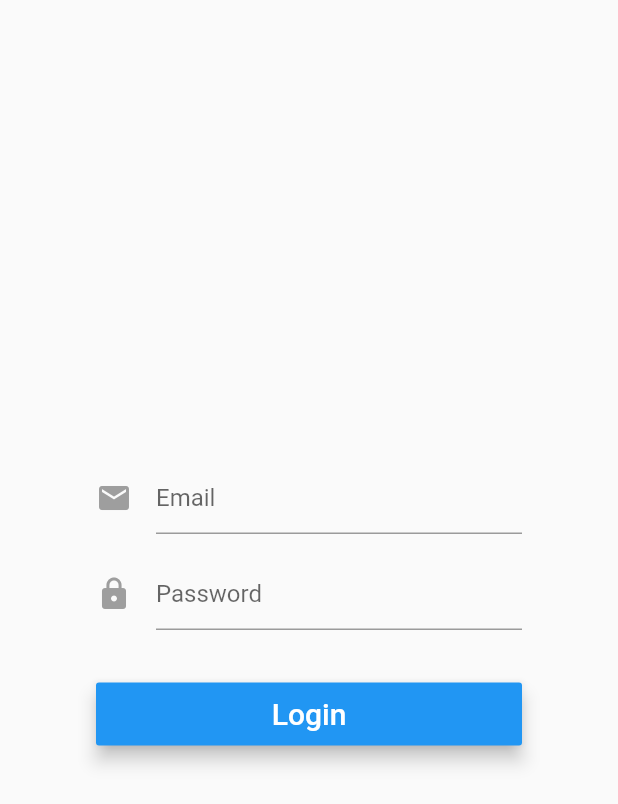
After one commit to juanagu/chat_app, a Flutter app: the LoginPage screen opened directly, on a phone screen of 412 x 824 dp. The commit adds this screen. Shown: the top 804 px of the screen. Run offline on Flutter 3.47's test engine with Material 2 defaults, Android fonts, the phone set to English and light mode, and no system bars; our stand-ins replace image_picker; missing offline and left inert: firebase_ml_vision, firebase_mlkit_language; accounts and stored records are empty.

Commit message:
Init project

```diff
--- a/lib/language_translator_page.dart
+++ b/lib/language_translator_page.dart
@@ -4,7 +4,8 @@ import 'package:flutter/material.dart';
 
 import 'package:image_picker/image_picker.dart';
 import 'package:firebase_ml_vision/firebase_ml_vision.dart';
-import 'package:chat_app/firebase_vision_helper.dart';
+
+import 'firebase_vision_helper.dart';
 
 class LanguageTranslatorPage extends StatefulWidget {
   @override
--- /dev/null
+++ b/lib/presentation/features/chat_list_module/chat_list_page.dart
@@ -0,0 +1,8 @@
+import 'package:flutter/material.dart';
+
+class ChatListPage extends StatelessWidget {
+  @override
+  Widget build(BuildContext context) {
+    return null;
+  }
+}
--- /dev/null
+++ b/lib/presentation/features/login_module/login_page.dart
@@ -0,0 +1,79 @@
+import 'package:flutter/material.dart';
+
+class LoginPage extends StatelessWidget {
+  Widget _showEmailInput() {
+    return new TextFormField(
+      maxLines: 1,
+      keyboardType: TextInputType.emailAddress,
+      autofocus: false,
+      decoration: new InputDecoration(
+          hintText: 'Email',
+          icon: new Icon(
+            Icons.mail,
+            color: Colors.grey,
+          )),
+      validator: (value) => value.isEmpty ? 'Email can\'t be empty' : null,
+    );
+  }
+
+  Widget _showPasswordInput() {
+    return Padding(
+      padding: const EdgeInsets.fromLTRB(0.0, 16.0, 0.0, 0.0),
+      child: new TextFormField(
+        maxLines: 1,
+        obscureText: true,
+        autofocus: false,
+        decoration: new InputDecoration(
+            hintText: 'Password',
+            icon: new Icon(
+              Icons.lock,
+              color: Colors.grey,
+            )),
+        validator: (value) => value.isEmpty ? 'Password can\'t be empty' : null,
+      ),
+    );
+  }
+
+  Widget _showPrimaryButton() {
+    return new Padding(
+        padding: EdgeInsets.fromLTRB(0.0, 32.0, 0.0, 16.0),
+        child: new MaterialButton(
+          elevation: 5.0,
+          minWidth: 200.0,
+          height: 42.0,
+          color: Colors.blue,
+          child: new Text('Login',
+              style: new TextStyle(fontSize: 20.0, color: Colors.white)),
+          onPressed: _validateAndSubmit,
+        ));
+  }
+
+  Widget _showForm() {
+    return new Form(
+      child: new ListView(
+        shrinkWrap: true,
+        children: <Widget>[
+          _showEmailInput(),
+          _showPasswordInput(),
+          _showPrimaryButton(),
+        ],
+      ),
+    );
+  }
+
+  Widget _showBody() {
+    return Center(
+      child: Padding(
+        padding: const EdgeInsets.all(32.0),
+        child: new Container(padding: EdgeInsets.all(32.0), child: _showForm()),
+      ),
+    );
+  }
+
+  _validateAndSubmit() {}
+
+  @override
+  Widget build(BuildContext context) {
+    return Scaffold(body: _showBody());
+  }
+}
```
Also changed, not shown: lib/firebase_vision_helper.dart (+7 -8 lines), lib/main.dart (+7 -8 lines), 2 other files.
